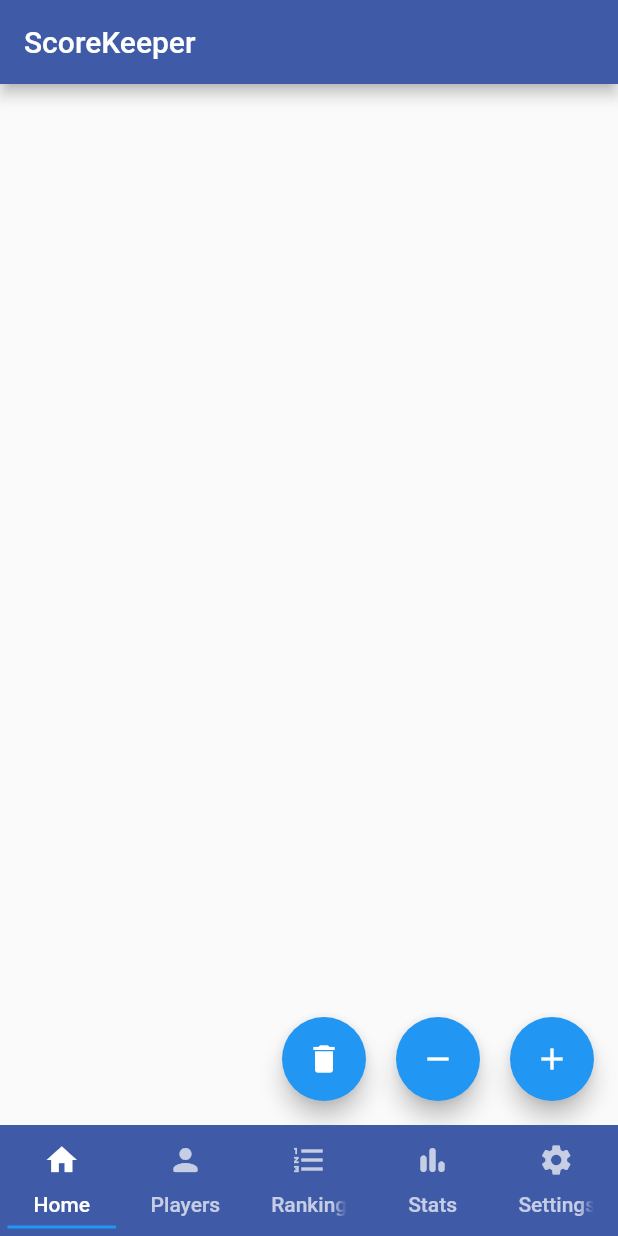
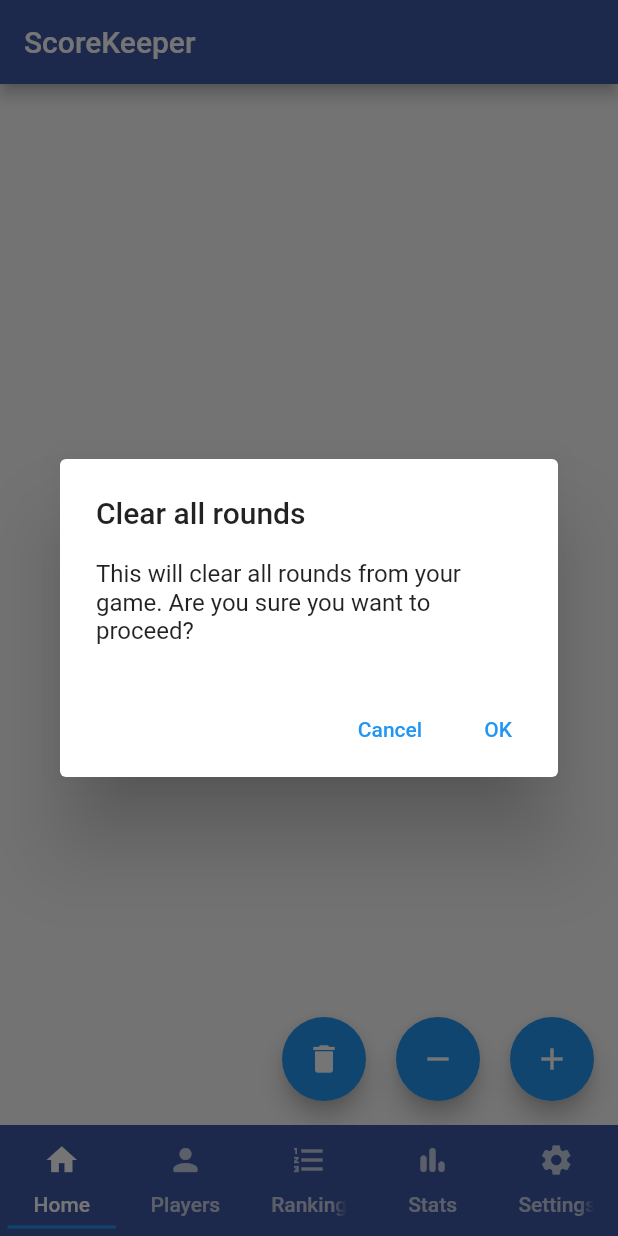
Before and after one commit to davepruitt/ScoreKeeper_Flutter, a Flutter app: the screen it shows after launch, after a tap on the "delete" icon, on a phone screen of 412 x 824 dp. Run offline on Flutter 3.47's test engine with Material 2 defaults, Android fonts, the phone set to English and light mode, and no system bars; our stand-ins replace shared_preferences, tuple.

Commit message:
Implemented the functionality for the "clear all rounds" button on the main page

```diff
--- a/score_keeper_flutter/lib/model/scoresheet.dart
+++ b/score_keeper_flutter/lib/model/scoresheet.dart
@@ -10,4 +10,12 @@ class ScoreSheet
     {
         //empty
     }
+
+    void ClearRounds ()
+    {
+        for (int i = 0; i < players.length; i++)
+        {
+            players[i].scores.clear();
+        }
+    }
 }
--- a/score_keeper_flutter/lib/pages/page_home.dart
+++ b/score_keeper_flutter/lib/pages/page_home.dart
@@ -26,7 +26,38 @@ class Page_Home_State extends State<Page_Home>
 
     void ask_user_about_clearing_all_rounds ()
     {
-        //empty
+        AlertDialog alert_dialog = AlertDialog(
+            title: const Text("Clear all rounds"),
+            content: const Text("This will clear all rounds from your game. Are you sure you want to proceed?"),
+            actions: <Widget>[
+                TextButton(
+                    child: const Text("Cancel"),
+                    onPressed: () => Navigator.pop(context, "Cancel"),
+                ),
+                TextButton(
+                    child: const Text("OK"),
+                    onPressed: () => Navigator.pop(context, "OK")
+                )
+            ]
+        );
+
+        showDialog(
+            context: context,
+            barrierDismissible: false,
+            builder: (context) => alert_dialog,
+        ).then((value)
+        {
+            if (value is String)
+            {
+                if (value == "OK")
+                {
+                    setState(()
+                    {
+                        globals.app_scoresheet.ClearRounds();
+                    });
+                }
+            }
+        });
     }
 
     void remove_last_round ()
@@ -36,7 +67,7 @@ class Page_Home_State extends State<Page_Home>
 
     void clear_all_rounds ()
     {
-        //empty
+
     }
 
     void add_new_round ()
```
